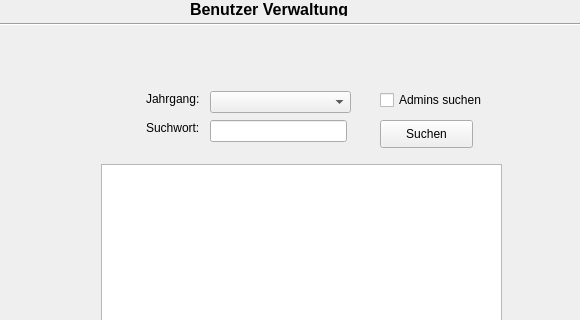
First picture: the form in ZitatErfassung/frmbenutzerverwaltung.ui, repository TrialAnd404/MyRepo, before the edit; both pictures show x 0 to 580 and y 0 to 320 of the 580 by 525 pixel window.
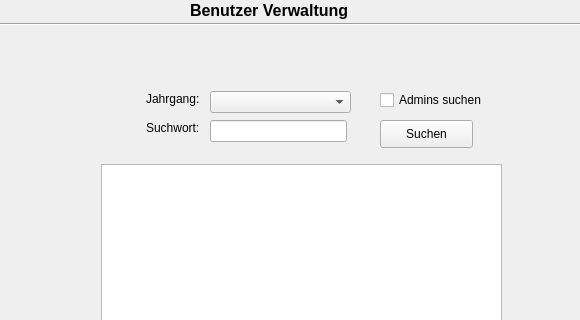
Second picture: the form after the edit.

Diff of the .ui file:
```diff
--- a/ZitatErfassung/frmbenutzerverwaltung.ui
+++ b/ZitatErfassung/frmbenutzerverwaltung.ui
@@ -32,7 +32,7 @@
      <x>190</x>
      <y>0</y>
      <width>181</width>
-     <height>16</height>
+     <height>21</height>
     </rect>
    </property>
    <property name="text">
```
